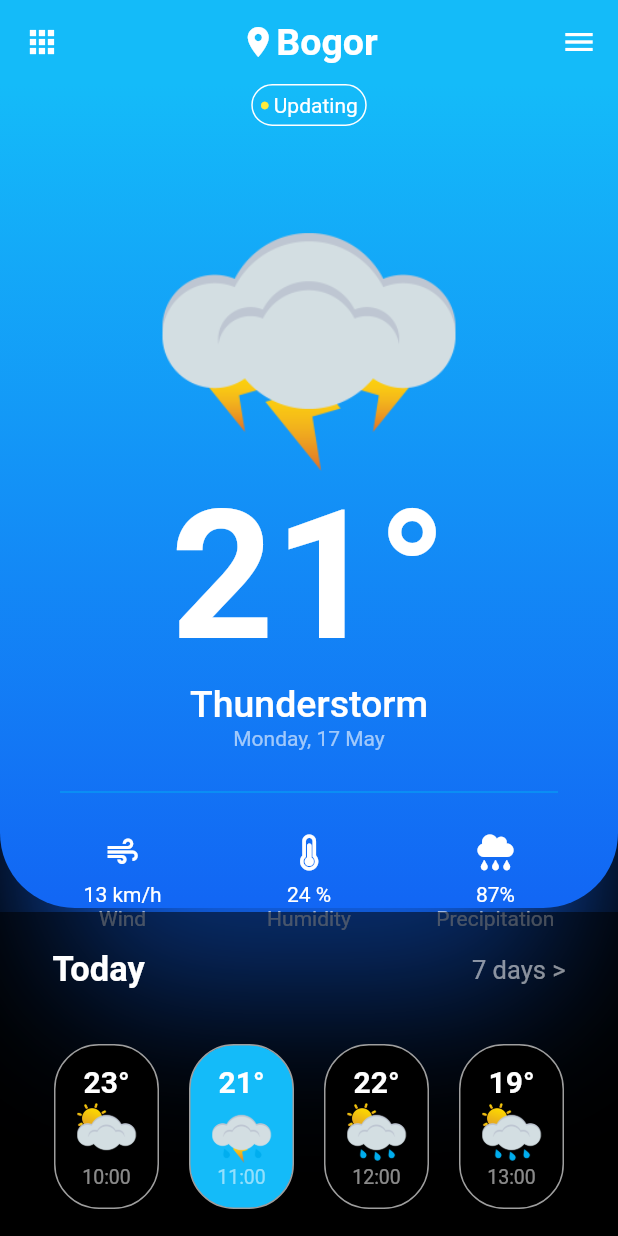
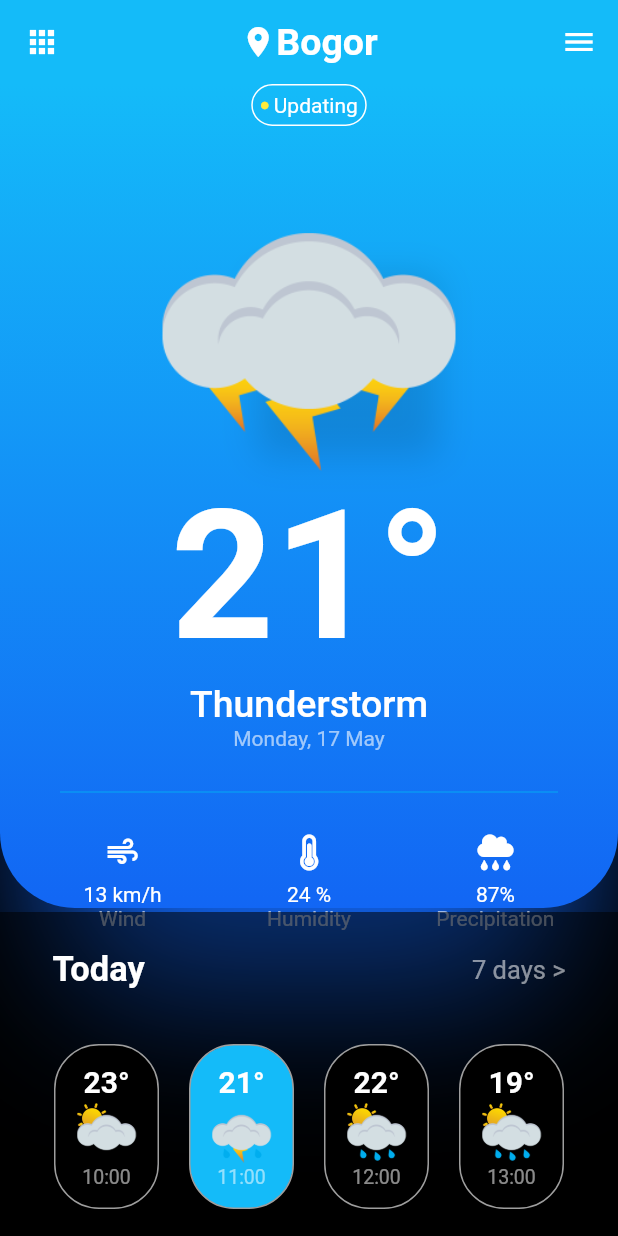
Before and after one commit to fauzanafism/weather_ui_kit, a Flutter app: the screen it shows after launch, on a phone screen of 412 x 824 dp. Run offline on Flutter 3.47's test engine with Material 2 defaults, Android fonts, the phone set to English and light mode, and no system bars; our stand-ins replace font_awesome_flutter.

Commit message:
added shadow in main image

```diff
--- a/lib/presentation/pages/home_page.dart
+++ b/lib/presentation/pages/home_page.dart
@@ -85,10 +85,17 @@ class HomePage extends StatelessWidget {
                 const SizedBox(
                   height: 30,
                 ),
-                const SizedBox(
+                Container(
                     width: 200,
+                    decoration: const BoxDecoration(boxShadow: [
+                      BoxShadow(
+                          offset: Offset(26, 30),
+                          color: Colors.black12,
+                          blurRadius: 19,
+                          spreadRadius: -40)
+                    ]),
                     child:
-                        Image(image: AssetImage('assets/images/thunder.png'))),
+                        const Image(image: AssetImage('assets/images/thunder.png'))),
                 const Text(
                   "21\u00B0",
                   style: TextStyle(
@@ -201,7 +208,7 @@ class HomePage extends StatelessWidget {
                       )
                     ],
                   ),
-                  SizedBox(
+                  const SizedBox(
                     height: 36,
                   ),
                   SizedBox(
@@ -216,7 +223,7 @@ class HomePage extends StatelessWidget {
                             runSpacing: 20,
                             children: cardItems
                                 .map((item) => Container(
-                                      padding: EdgeInsets.all(10),
+                                      padding: const EdgeInsets.all(10),
                                       height: 110,
                                       width: 70,
                                       decoration: BoxDecoration(
@@ -232,7 +239,7 @@ class HomePage extends StatelessWidget {
                                         children: [
                                           Text(
                                             item.temperature,
-                                            style: TextStyle(
+                                            style: const TextStyle(
                                                 color: Colors.white,
                                                 fontWeight: FontWeight.bold,
                                                 fontSize: 20),
@@ -242,7 +249,7 @@ class HomePage extends StatelessWidget {
                                             height: 40,
                                           ),
                                           Text(item.time,
-                                              style: TextStyle(
+                                              style: const TextStyle(
                                                   color: Colors.white54,
                                                   fontSize: 13))
                                         ],
```
